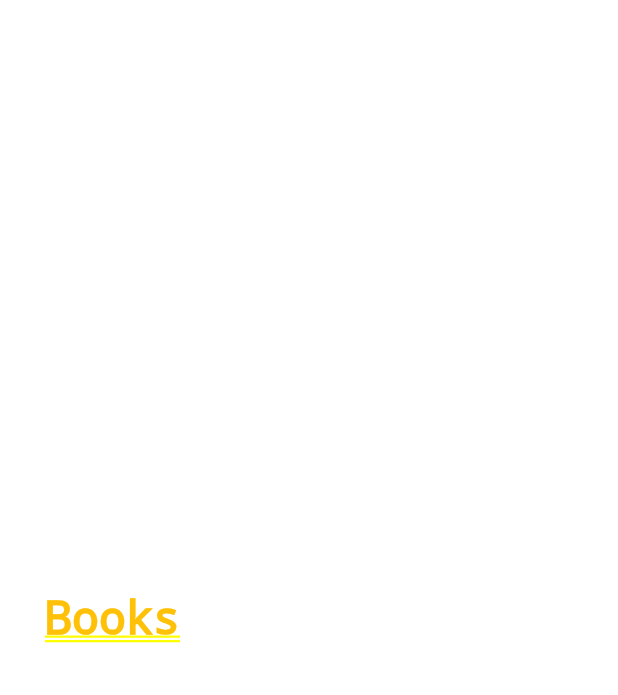
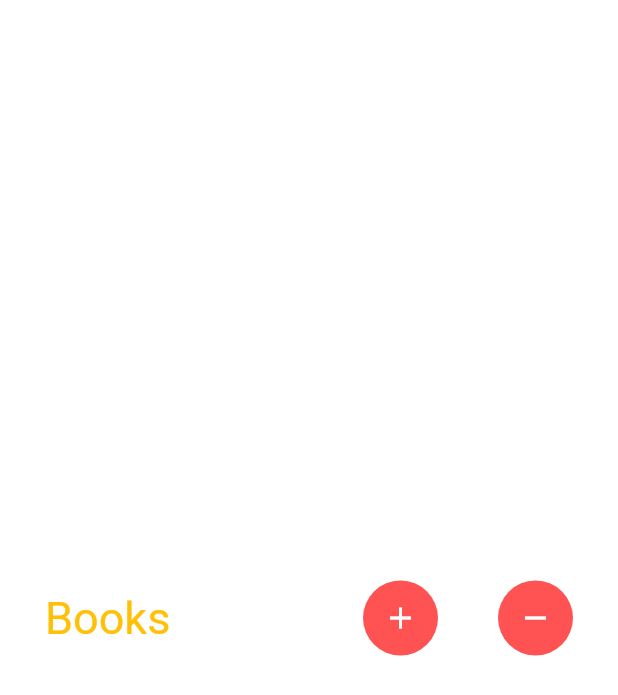
Before and after one commit to lucasoliveirasouza/getx-estudo, a Flutter app: the screen it shows after launch, on a phone screen of 412 x 824 dp. Shown: the top 695 px of the screen. Run offline on Flutter 3.47's test engine with Material 2 defaults, Android fonts, the phone set to English and light mode, and no system bars.

Commit message:
Criando interface

```diff
--- a/lib/home.dart
+++ b/lib/home.dart
@@ -5,7 +5,8 @@ class HomeView extends StatelessWidget {
 
   @override
   Widget build(BuildContext context) {
-    return Container(
+    return Scaffold(
+      body: Container(
         padding: const EdgeInsets.all(30),
         color: Colors.white,
         child: Column(
@@ -19,11 +20,48 @@ class HomeView extends StatelessWidget {
                     fontSize: 30,
                     color: Colors.amber,
                   ),
+                ),
+                Expanded(
+                  child: Container(),
+                ),
+                Container(
+                  width: 50,
+                  height: 50,
+                  decoration: BoxDecoration(
+                    borderRadius: BorderRadius.circular(25),
+                    color: Colors.redAccent,
+                  ),
+                  child: IconButton(
+                    onPressed: (){},
+                    icon: Icon(
+                      Icons.add,
+                      color: Colors.white,
+                    ),
                   )
+                ),
+                SizedBox(
+                  width: 40,
+                ),
+                Container(
+                    width: 50,
+                    height: 50,
+                    decoration: BoxDecoration(
+                      borderRadius: BorderRadius.circular(25),
+                      color: Colors.redAccent,
+                    ),
+                    child: IconButton(
+                      onPressed: (){},
+                      icon: Icon(
+                        Icons.remove,
+                        color: Colors.white,
+                      ),
+                    )
+                ),
               ],
             )
           ],
         ),
+      ),
     );
   }
 }
```
Lines whose indentation alone changed are shown as unchanged.
